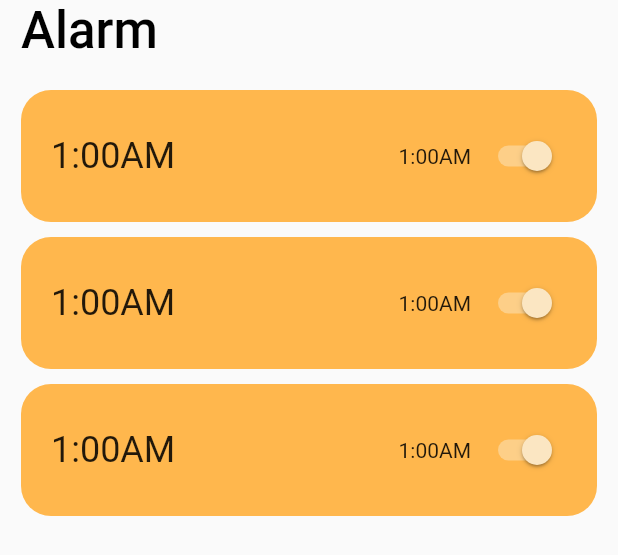
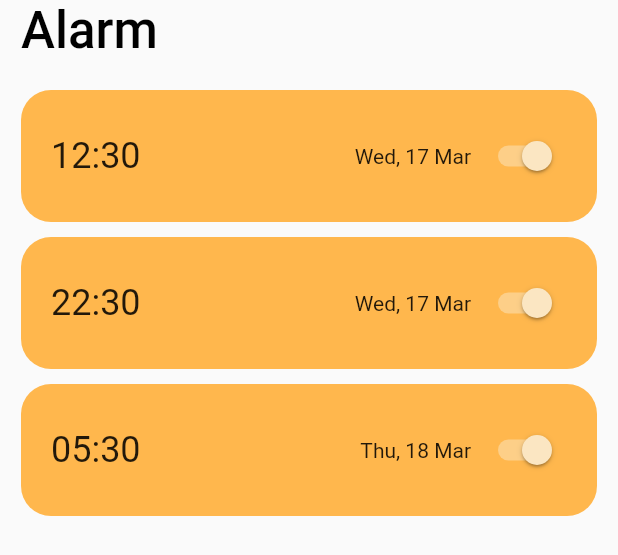
Before and after one commit to SanchezQb/flutter_alarm_clock, a Flutter app: the AlarmPage widget shown alone on an empty page, opened directly, on a phone screen of 412 x 824 dp. Shown: the top 555 px of the screen. Run offline on Flutter 3.47's test engine with Material 2 defaults, Android fonts, the phone set to English and light mode, and no system bars.

Commit message:
Dynamic alarm date and time

```diff
--- a/lib/application/ui/alarm/data/alarms.dart
+++ b/lib/application/ui/alarm/data/alarms.dart
@@ -1,11 +1,6 @@
 import 'package:clock_app/application/ui/alarm/models/alarm_model.dart';
 
 List<Alarm> alarms = [
-  Alarm(
-    alarmDateTime: DateTime.now().add(
-      const Duration(hours: 19),
-    ),
-  ),
   Alarm(
     alarmDateTime: DateTime.now().add(
       const Duration(hours: 2),
@@ -15,5 +10,10 @@ List<Alarm> alarms = [
     alarmDateTime: DateTime.now().add(
       const Duration(hours: 12),
     ),
-  )
+  ),
+  Alarm(
+    alarmDateTime: DateTime.now().add(
+      const Duration(hours: 19),
+    ),
+  ),
 ];
--- a/lib/application/ui/alarm/pages/alarm_page.dart
+++ b/lib/application/ui/alarm/pages/alarm_page.dart
@@ -1,6 +1,6 @@
 import 'package:clock_app/application/ui/alarm/data/alarms.dart';
-import 'package:clock_app/application/ui/alarm/widgets/frosted_glass_box.dart';
 import 'package:flutter/material.dart';
+import 'package:intl/intl.dart';
 
 class AlarmPage extends StatelessWidget {
   @override
@@ -23,32 +23,28 @@ class AlarmPage extends StatelessWidget {
           Expanded(
             child: ListView(
               children: alarms.map((alarm) {
+                final alarmDate =
+                    DateFormat('EEE, d MMM').format(alarm.alarmDateTime);
+                final alarmTime =
+                    DateFormat('HH:mm').format(alarm.alarmDateTime);
                 return Container(
                   padding: const EdgeInsets.all(20.0),
                   margin: const EdgeInsets.only(bottom: 10.0),
                   decoration: BoxDecoration(
                     borderRadius: BorderRadius.circular(20.0),
-                    // gradient: const LinearGradient(
-                    //   begin: Alignment.topLeft,
-                    //   end: Alignment.bottomRight,
-                    //   colors: [
-                    //     Colors.orange,
-                    //     Colors.orangeAccent,
-                    //   ],
-                    // ),
                     color: Colors.orange[300],
                   ),
                   child: Row(
                     mainAxisAlignment: MainAxisAlignment.spaceBetween,
                     children: [
                       Text(
-                        "1:00AM",
+                        alarmTime,
                         style: Theme.of(context).textTheme.headline5,
                       ),
                       Row(
                         children: [
                           Text(
-                            "1:00AM",
+                            alarmDate,
                             style: Theme.of(context).textTheme.bodyText2,
                           ),
                           const SizedBox(width: 5),
```
